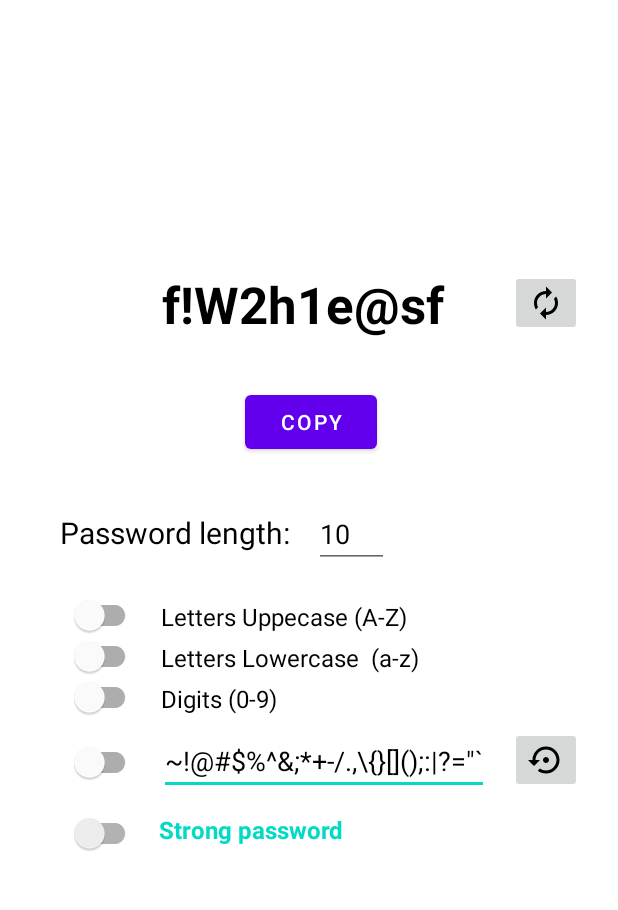
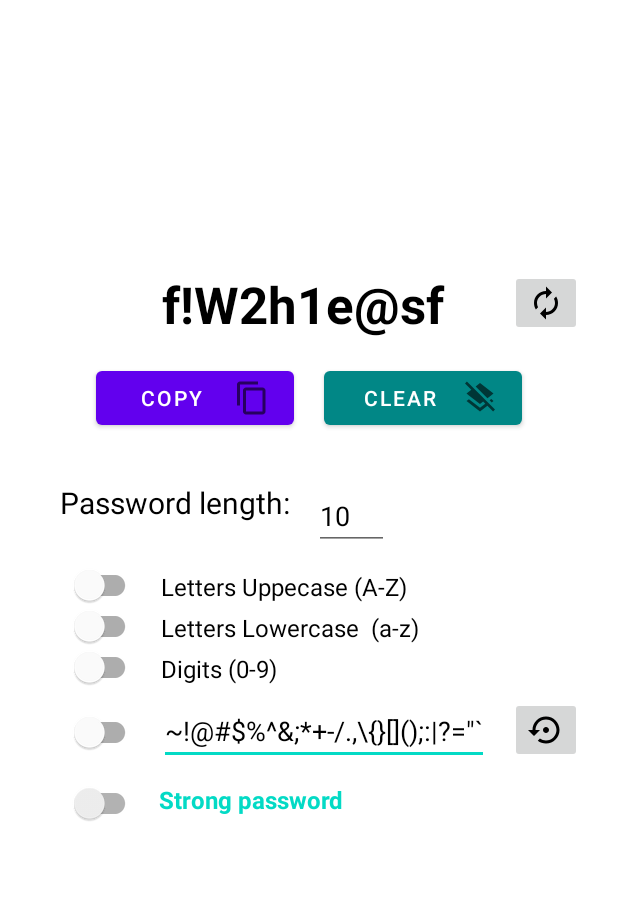
Before and after one commit to gustavodahora/pass-generator, an Android app: the layout activity_main.xml on its own in the app's theme, with its tools: preview values and no code run, on a phone screen of 412 x 824 dp, the part 104-1014 px from its top. Run offline under Robolectric (Android 15) with nearby library versions, the phone set to English and light mode, and no system bars.

Commit message:
Adding a new button for clear a copy to clipboard

```diff
--- /dev/null
+++ b/app/src/main/res/drawable/ic_baseline_cleaning_services_24.xml
@@ -0,0 +1,10 @@
+<vector xmlns:android="http://schemas.android.com/apk/res/android"
+    android:width="24dp"
+    android:height="24dp"
+    android:viewportWidth="24"
+    android:viewportHeight="24"
+    android:tint="?attr/colorControlNormal">
+  <path
+      android:fillColor="@android:color/white"
+      android:pathData="M16,11h-1V3c0,-1.1 -0.9,-2 -2,-2h-2C9.9,1 9,1.9 9,3v8H8c-2.76,0 -5,2.24 -5,5v7h18v-7C21,13.24 18.76,11 16,11zM19,21h-2v-3c0,-0.55 -0.45,-1 -1,-1s-1,0.45 -1,1v3h-2v-3c0,-0.55 -0.45,-1 -1,-1s-1,0.45 -1,1v3H9v-3c0,-0.55 -0.45,-1 -1,-1s-1,0.45 -1,1v3H5v-5c0,-1.65 1.35,-3 3,-3h8c1.65,0 3,1.35 3,3V21z"/>
+</vector>
--- /dev/null
+++ b/app/src/main/res/drawable/ic_baseline_content_copy_24.xml
@@ -0,0 +1,10 @@
+<vector xmlns:android="http://schemas.android.com/apk/res/android"
+    android:width="24dp"
+    android:height="24dp"
+    android:viewportWidth="24"
+    android:viewportHeight="24"
+    android:tint="?attr/colorControlNormal">
+  <path
+      android:fillColor="@android:color/white"
+      android:pathData="M16,1L4,1c-1.1,0 -2,0.9 -2,2v14h2L4,3h12L16,1zM19,5L8,5c-1.1,0 -2,0.9 -2,2v14c0,1.1 0.9,2 2,2h11c1.1,0 2,-0.9 2,-2L21,7c0,-1.1 -0.9,-2 -2,-2zM19,21L8,21L8,7h11v14z"/>
+</vector>
--- /dev/null
+++ b/app/src/main/res/drawable/ic_baseline_layers_clear_24.xml
@@ -0,0 +1,10 @@
+<vector xmlns:android="http://schemas.android.com/apk/res/android"
+    android:width="24dp"
+    android:height="24dp"
+    android:viewportWidth="24"
+    android:viewportHeight="24"
+    android:tint="?attr/colorControlNormal">
+  <path
+      android:fillColor="@android:color/white"
+      android:pathData="M19.81,14.99l1.19,-0.92 -1.43,-1.43 -1.19,0.92 1.43,1.43zM19.36,10.27L21,9l-9,-7 -2.91,2.27 7.87,7.88 2.4,-1.88zM3.27,1L2,2.27l4.22,4.22L3,9l1.63,1.27L12,16l2.1,-1.63 1.43,1.43L12,18.54l-7.37,-5.73L3,14.07l9,7 4.95,-3.85L20.73,21 22,19.73 3.27,1z"/>
+</vector>
--- a/app/src/main/res/layout/activity_main.xml
+++ b/app/src/main/res/layout/activity_main.xml
@@ -86,6 +86,48 @@
         app:layout_constraintStart_toStartOf="parent"
         app:layout_constraintTop_toBottomOf="@+id/app_title" />
 
+    <LinearLayout
+        android:id="@+id/linearLayout"
+        android:layout_width="match_parent"
+        android:layout_height="wrap_content"
+        android:layout_marginStart="24dp"
+        android:layout_marginLeft="24dp"
+        android:layout_marginTop="16dp"
+        android:layout_marginEnd="24dp"
+        android:layout_marginRight="24dp"
+        android:orientation="horizontal"
+        app:layout_constraintEnd_toEndOf="parent"
+        app:layout_constraintStart_toStartOf="parent"
+        app:layout_constraintTop_toBottomOf="@+id/passwordText">
+
+        <Button
+            android:id="@+id/copy"
+            android:layout_width="70dp"
+            android:layout_height="wrap_content"
+            android:layout_marginStart="40dp"
+            android:layout_marginLeft="40dp"
+            android:layout_marginEnd="10dp"
+            android:layout_marginRight="10dp"
+            android:layout_weight="1"
+            android:drawableRight="@drawable/ic_baseline_content_copy_24"
+            android:text="Copy" />
+
+        <Button
+            android:id="@+id/clear"
+            android:layout_width="70dp"
+            android:layout_height="wrap_content"
+            android:layout_marginStart="10dp"
+            android:layout_marginLeft="10dp"
+            android:layout_marginEnd="40dp"
+            android:layout_marginRight="40dp"
+            android:layout_weight="1"
+            android:drawableRight="@drawable/ic_baseline_layers_clear_24"
+            android:text="CLEAR"
+            android:textColorHighlight="@color/teal_700"
+            android:textColorLink="@color/teal_700"
+            app:backgroundTint="@color/teal_700" />
+    </LinearLayout>
+
     <ImageButton
         android:id="@+id/imageButton"
         android:layout_width="wrap_content"
@@ -97,18 +139,6 @@
         app:layout_constraintEnd_toEndOf="parent"
         app:layout_constraintTop_toBottomOf="@+id/app_title"
         app:srcCompat="@drawable/ic_baseline_autorenew_24" />
-
-    <Button
-        android:id="@+id/button"
-        android:layout_width="wrap_content"
-        android:layout_height="wrap_content"
-        android:layout_marginTop="32dp"
-        android:onClick="copy"
-        android:text="@string/copy"
-        app:layout_constraintEnd_toEndOf="parent"
-        app:layout_constraintHorizontal_bias="0.504"
-        app:layout_constraintStart_toStartOf="parent"
-        app:layout_constraintTop_toBottomOf="@+id/passwordText" />
 
     <com.google.android.material.switchmaterial.SwitchMaterial
         android:id="@+id/switchDigits"
@@ -189,13 +219,13 @@
         android:layout_height="wrap_content"
         android:layout_marginStart="16dp"
         android:layout_marginLeft="16dp"
-        android:layout_marginTop="28dp"
+        android:layout_marginTop="32dp"
         android:ems="10"
         android:inputType="number"
         android:maxLength="2"
         android:text="10"
         app:layout_constraintStart_toEndOf="@+id/textView"
-        app:layout_constraintTop_toBottomOf="@+id/button" />
+        app:layout_constraintTop_toBottomOf="@+id/linearLayout" />
 
     <TextView
         android:id="@+id/textView"
@@ -203,12 +233,12 @@
         android:layout_height="wrap_content"
         android:layout_marginStart="40dp"
         android:layout_marginLeft="40dp"
-        android:layout_marginTop="36dp"
+        android:layout_marginTop="32dp"
         android:text="Password length:"
         android:textColor="?android:attr/textColorPrimary"
         android:textSize="20sp"
         app:layout_constraintStart_toStartOf="parent"
-        app:layout_constraintTop_toBottomOf="@+id/button" />
+        app:layout_constraintTop_toBottomOf="@+id/linearLayout" />
 
     <ImageButton
         android:id="@+id/imageButton2"
@@ -236,5 +266,4 @@
         />
 
 
-
 </androidx.constraintlayout.widget.ConstraintLayout>
```
